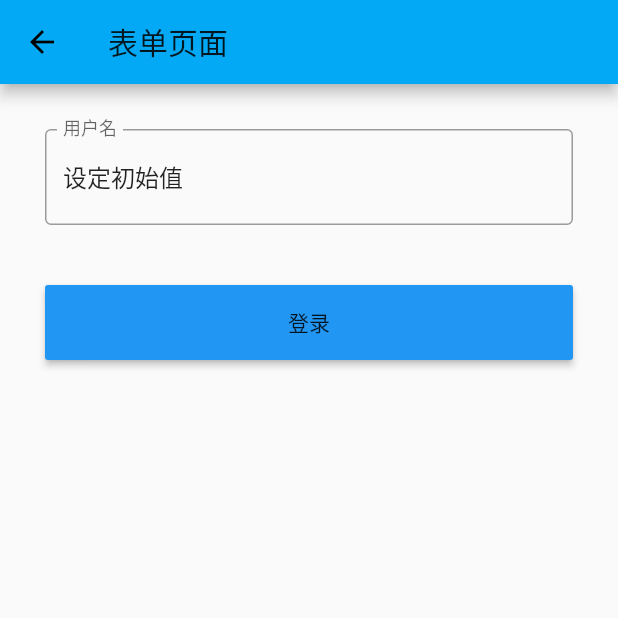
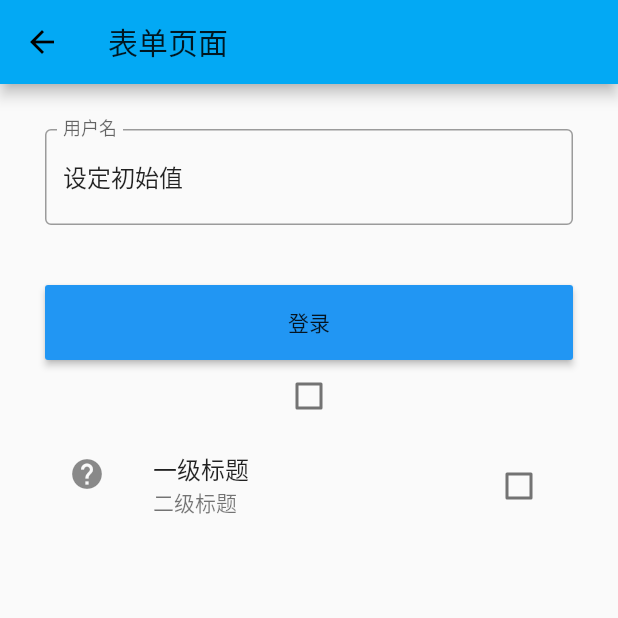
Before and after one commit to zzzplus/flutterDemo1, a Flutter app: the screen it shows after launch, on a phone screen of 412 x 824 dp, the top half of it. Run offline on Flutter 3.47's test engine with Material 2 defaults, Android fonts, the phone set to English and light mode, and no system bars.

```diff
--- a/lib/pages/TextFile.dart
+++ b/lib/pages/TextFile.dart
@@ -9,11 +9,13 @@ class TextFilePage extends StatefulWidget {
 
 class _TextFilePageState extends State<TextFilePage> {
   var _username = new TextEditingController();
+  var _flag;
 
   @override
   void initState() {
     super.initState();
     this._username.text = '设定初始值';
+    this._flag = false;
   }
 
   @override
@@ -48,6 +50,27 @@ class _TextFilePageState extends State<TextFilePage> {
                     print(this._username.text);
                   },
                 ),
+              ),
+
+              // Checkbox
+              Checkbox(
+                value: this._flag,
+                onChanged: (value) {
+                  setState(() {
+                    this._flag = value;
+                  });
+                },
+              ),
+              CheckboxListTile(
+                value: this._flag,
+                title: Text('一级标题'),
+                subtitle: Text('二级标题'),
+                secondary: Icon(Icons.help),
+                onChanged: (value) {
+                  setState(() {
+                    this._flag = value;
+                  });
+                },
               ),
             ],
           ),
```
